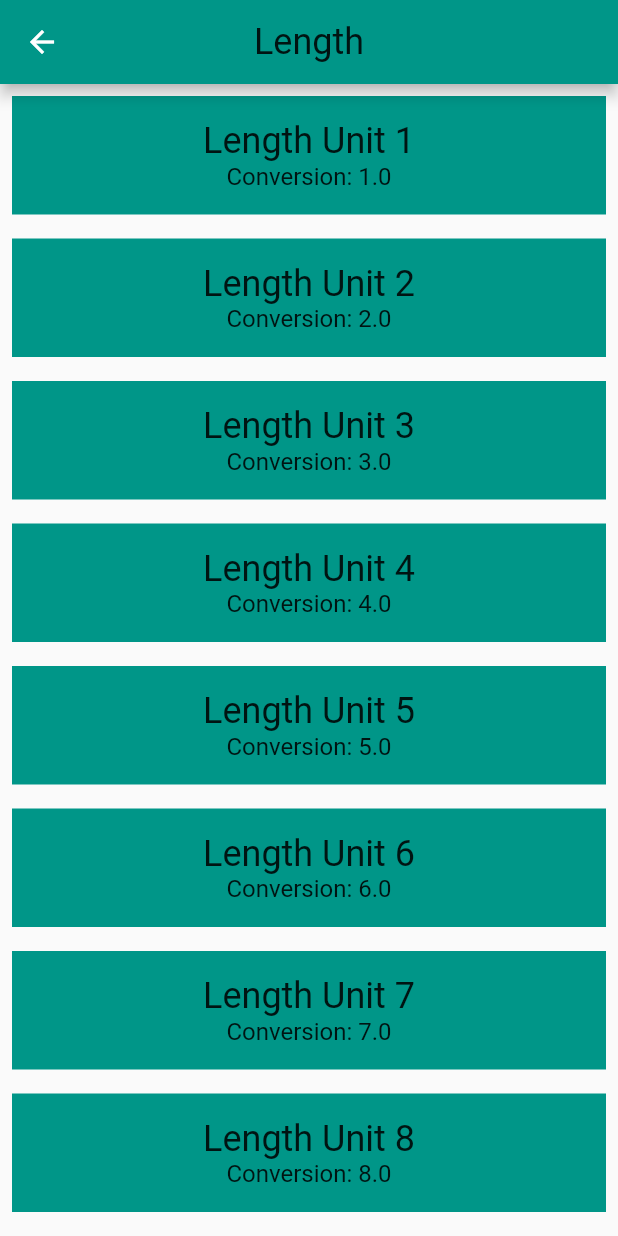
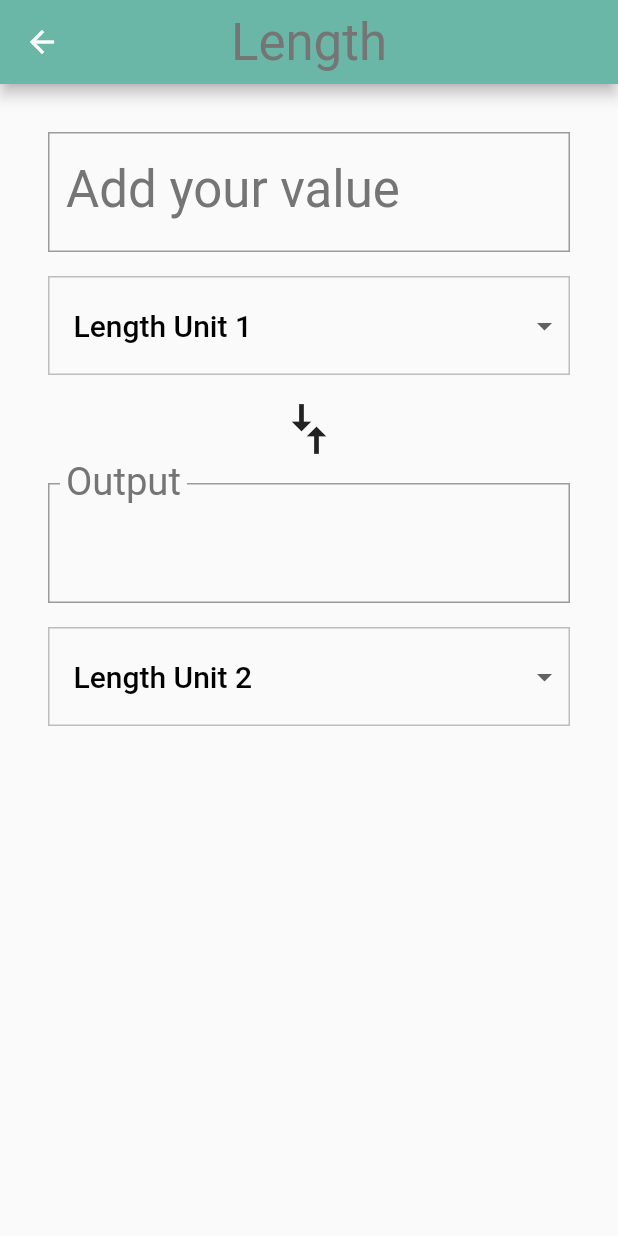
Before and after one commit to blandygbc/unit_converter_app_udacity, a Flutter app: the screen it shows after launch, after a tap on "Length", on a phone screen of 412 x 824 dp. Run offline on Flutter 3.47's test engine with Material 2 defaults, Android fonts, the phone set to English and light mode, and no system bars.

Commit message:
Finished task 06

```diff
--- a/lib/main.dart
+++ b/lib/main.dart
@@ -8,10 +8,20 @@
 
   @override
   Widget build(BuildContext context) {
-    return const MaterialApp(
+    return MaterialApp(
       debugShowCheckedModeBanner: false,
       title: 'Unit Converter',
-      home: CategoryScreen(),
+      theme: ThemeData(
+        textTheme: Theme.of(context).textTheme.apply(
+              bodyColor: Colors.black,
+              displayColor: Colors.grey[600],
+            ),
+        primaryColor: Colors.grey[500],
+        textSelectionTheme: TextSelectionThemeData(
+          selectionHandleColor: Colors.green[500],
+        ),
+      ),
+      home: const CategoryScreen(),
     );
   }
 }
--- a/lib/models/category.dart
+++ b/lib/models/category.dart
@@ -5,12 +5,9 @@
 class Category extends StatelessWidget {
   static const _rowHeight = 100.0;
   static const _iconSize = 60.0;
-  static const _categoryNameSize = 24.0;
   final _borderRadius = BorderRadius.circular(_rowHeight / 2);
-  final categoryIcon;
-  final categoryColor;
-  // final inkHighlightColor;
-  // final inkSplashColor;
+  final IconData categoryIcon;
+  final ColorSwatch categoryColor;
   final String categoryName;
   final List<Unit> unitList;
 
@@ -18,8 +15,6 @@
     Key? key,
     required this.categoryIcon,
     required this.categoryColor,
-    // this.inkHighlightColor,
-    // this.inkSplashColor,
     required this.categoryName,
     required this.unitList,
   }) : super(key: key);
@@ -32,11 +27,12 @@
           appBar: AppBar(
             title: Text(
               categoryName,
-              style: Theme.of(context).textTheme.headline5,
+              style: Theme.of(context).textTheme.headline4,
             ),
             centerTitle: true,
             backgroundColor: categoryColor,
           ),
+          resizeToAvoidBottomInset: false,
           body: ConverterScreen(
             color: categoryColor,
             units: unitList,
@@ -48,15 +44,14 @@
 
   @override
   Widget build(BuildContext context) {
-    assert(debugCheckHasMaterial(context));
     return Material(
       color: Colors.transparent,
       child: SizedBox(
         height: _rowHeight,
         child: InkWell(
           borderRadius: _borderRadius,
-          highlightColor: categoryColor,
-          splashColor: categoryColor,
+          highlightColor: categoryColor['highlight'],
+          splashColor: categoryColor['splashColor'],
           onTap: () => _navigateToConverter(context),
           child: Padding(
             padding: const EdgeInsets.all(8.0),
@@ -74,11 +69,7 @@
                     child: Text(
                   categoryName,
                   textAlign: TextAlign.center,
-                  style: TextStyle(
-                    color: Colors.grey[700],
-                    fontSize: _categoryNameSize,
-                    fontWeight: FontWeight.w700,
-                  ),
+                  style: Theme.of(context).textTheme.headline5,
                 )),
               ],
             ),
--- a/lib/views/converter_screen.dart
+++ b/lib/views/converter_screen.dart
@@ -2,14 +2,13 @@
 import 'package:unit_converter_app_udacity/models/unit.dart';
 
 class ConverterScreen extends StatefulWidget {
-  /// Units for this [Category].
   final List<Unit> units;
-  final color;
+  final Color color;
 
   const ConverterScreen({
     required this.units,
+    required this.color,
     Key? key,
-    required this.color,
   }) : super(key: key);
 
   @override
@@ -17,30 +16,213 @@
 }
 
 class _ConverterScreenState extends State<ConverterScreen> {
+  Unit? _fromValue;
+  Unit? _toValue;
+  double? _inputValue;
+  String _convertedValue = '';
+  List<DropdownMenuItem>? _unitMenuItems;
+  bool _showValidationError = false;
+
+  static const _padding = EdgeInsets.all(16.0);
+
+  @override
+  void initState() {
+    super.initState();
+    _createDropdownMenuItems();
+    _setDefaults();
+  }
+
+  /// Creates fresh list of [DropdownMenuItem] widgets, given a list of [Unit]s.
+  void _createDropdownMenuItems() {
+    List<DropdownMenuItem> newItems = <DropdownMenuItem>[];
+    for (Unit unit in widget.units) {
+      newItems.add(DropdownMenuItem(
+        value: unit.name,
+        child: Text(
+          unit.name!,
+          softWrap: true,
+        ),
+      ));
+    }
+    setState(() {
+      _unitMenuItems = newItems;
+    });
+  }
+
+  /// Sets the default values for the 'from' and 'to' [Dropdown]s.
+  void _setDefaults() {
+    setState(() {
+      _fromValue = widget.units[0];
+      _toValue = widget.units[1];
+    });
+  }
+
+  /// Clean up conversion; trim trailing zeros, e.g. 5.500 -> 5.5, 10.0 -> 10
+  String _format(double conversion) {
+    var outputNum = conversion.toStringAsPrecision(7);
+    if (outputNum.contains('.') && outputNum.endsWith('0')) {
+      var i = outputNum.length - 1;
+      while (outputNum[i] == '0') {
+        i -= 1;
+      }
+      outputNum = outputNum.substring(0, i + 1);
+    }
+    if (outputNum.endsWith('.')) {
+      return outputNum.substring(0, outputNum.length - 1);
+    }
+    return outputNum;
+  }
+
+  void _updateConversion() {
+    setState(() {
+      _convertedValue = _format(
+          _inputValue! * (_toValue!.conversion! / _fromValue!.conversion!));
+    });
+  }
+
+  void _updateInputValue(String input) {
+    setState(() {
+      if (input.isEmpty) {
+        _convertedValue = '';
+      } else {
+        // Even though we are using the numerical keyboard, we still have to check
+        // for non-numerical input such as '5..0' or '6 -3'
+        try {
+          final inputDouble = double.parse(input);
+          _showValidationError = false;
+          _inputValue = inputDouble;
+          _updateConversion();
+        } on Exception catch (e) {
+          debugPrint('Error: $e');
+          _showValidationError = true;
+        }
+      }
+    });
+  }
+
+  Unit? _getUnit(String? unitName) {
+    return widget.units.firstWhere(
+      (Unit unit) => unit.name == unitName,
+    );
+  }
+
+  void _updateFromConversion(dynamic unitName) {
+    setState(() {
+      _fromValue = _getUnit(unitName);
+    });
+    if (_inputValue != null) {
+      _updateConversion();
+    }
+  }
+
+  void _updateToConversion(dynamic unitName) {
+    setState(() {
+      _toValue = _getUnit(unitName);
+    });
+    if (_inputValue != null) {
+      _updateConversion();
+    }
+  }
+
+  Widget _createDropdown(
+      String? currentValue, ValueChanged<dynamic> onChanged) {
+    return Container(
+      margin: const EdgeInsets.only(top: 16.0),
+      decoration: BoxDecoration(
+        color: Colors.grey[50],
+        border: Border.all(
+          color: Colors.grey[400]!,
+          width: 1.0,
+        ),
+      ),
+      padding: const EdgeInsets.symmetric(vertical: 8.0),
+      child: Theme(
+        data: Theme.of(context).copyWith(
+          canvasColor: Colors.grey[50],
+        ),
+        child: DropdownButtonHideUnderline(
+          child: ButtonTheme(
+            alignedDropdown: true,
+            child: DropdownButton(
+              value: currentValue,
+              items: _unitMenuItems,
+              onChanged: onChanged,
+              style: Theme.of(context).textTheme.headline6,
+            ),
+          ),
+        ),
+      ),
+    );
+  }
+
   @override
   Widget build(BuildContext context) {
-    final unitWidgets = widget.units.map((Unit unit) {
-      return Container(
-        color: widget.color,
-        margin: const EdgeInsets.all(8.0),
-        padding: const EdgeInsets.all(16.0),
-        child: Column(
-          children: <Widget>[
-            Text(
-              unit.name!,
-              style: Theme.of(context).textTheme.headline5,
+    final input = Padding(
+      padding: _padding,
+      child: Column(
+        crossAxisAlignment: CrossAxisAlignment.stretch,
+        children: [
+          TextField(
+            style: Theme.of(context).textTheme.headline4,
+            decoration: InputDecoration(
+              labelStyle: Theme.of(context).textTheme.headline4,
+              errorText: _showValidationError ? 'Invalid number entered' : null,
+              labelText: 'Add your value',
+              border: OutlineInputBorder(
+                borderRadius: BorderRadius.circular(0.0),
+              ),
             ),
-            Text(
-              'Conversion: ${unit.conversion}',
-              style: Theme.of(context).textTheme.subtitle1,
+            keyboardType: TextInputType.number,
+            onChanged: _updateInputValue,
+          ),
+          _createDropdown(_fromValue!.name, _updateFromConversion),
+        ],
+      ),
+    );
+
+    const arrows = RotatedBox(
+      quarterTurns: 1,
+      child: Icon(
+        Icons.compare_arrows,
+        size: 40.0,
+      ),
+    );
+
+    final output = Padding(
+      padding: _padding,
+      child: Column(
+        crossAxisAlignment: CrossAxisAlignment.stretch,
+        children: [
+          InputDecorator(
+            decoration: InputDecoration(
+              labelText: 'Output',
+              labelStyle: Theme.of(context).textTheme.headline4,
+              border: OutlineInputBorder(
+                borderRadius: BorderRadius.circular(0.0),
+              ),
             ),
-          ],
-        ),
-      );
-    }).toList();
+            child: Text(
+              _convertedValue,
+              style: Theme.of(context).textTheme.headline4,
+            ),
+          ),
+          _createDropdown(_toValue!.name, _updateToConversion),
+        ],
+      ),
+    );
 
-    return ListView(
-      children: unitWidgets,
+    final converter = Column(
+      crossAxisAlignment: CrossAxisAlignment.stretch,
+      children: [
+        input,
+        arrows,
+        output,
+      ],
+    );
+
+    return Padding(
+      padding: _padding,
+      child: converter,
     );
   }
 }
```
Also changed, not shown: lib/views/category_screen.dart (+34 -9 lines).
